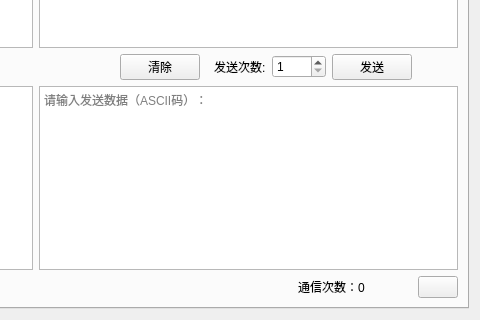
This is PythonProjects/OmronOfficeSystem/communication/CommunicationUi.ui in MmMmMqianq/OmronOfficeSystem as Qt 5 draws it before an edit; both pictures show x 671 to 1151 and y 589 to 909 of the 1151 by 909 pixel window. The edited form follows.
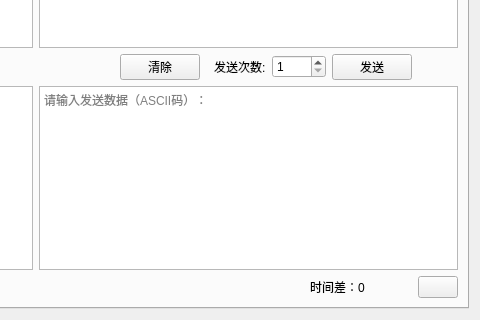
This is the edited form. Icons and pictures are not drawn.

The edit to the form file:
```diff
--- a/PythonProjects/OmronOfficeSystem/communication/CommunicationUi.ui
+++ b/PythonProjects/OmronOfficeSystem/communication/CommunicationUi.ui
@@ -622,7 +622,7 @@
             </sizepolicy>
            </property>
            <property name="text">
-            <string>通信次数：0              </string>
+            <string>时间差：0              </string>
            </property>
           </widget>
          </item>
```
Left out of the diff: 4 changed lines with no effect on the pictures.
